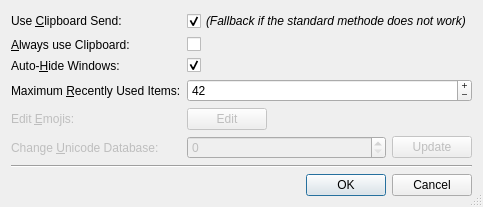
Old version of the form settingsdialog.ui in the repository Skycoder42/UniInsert.
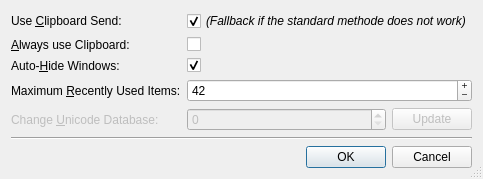
New version of the form. Custom widgets are drawn as their Qt base class.

```diff
--- a/settingsdialog.ui
+++ b/settingsdialog.ui
@@ -10,7 +10,7 @@
     <x>0</x>
     <y>0</y>
     <width>453</width>
-    <height>201</height>
+    <height>170</height>
    </rect>
   </property>
   <property name="windowTitle">
@@ -113,46 +113,6 @@
       </widget>
      </item>
      <item row="4" column="0">
-      <widget class="QLabel" name="editEmojisLabel">
-       <property name="enabled">
-        <bool>false</bool>
-       </property>
-       <property name="text">
-        <string>Edit &amp;Emojis:</string>
-       </property>
-       <property name="buddy">
-        <cstring>editEmojisButton</cstring>
-       </property>
-      </widget>
-     </item>
-     <item row="4" column="1">
-      <layout class="QHBoxLayout" name="horizontalLayout">
-       <item>
-        <widget class="QPushButton" name="editEmojisButton">
-         <property name="enabled">
-          <bool>false</bool>
-         </property>
-         <property name="text">
-          <string>Edit</string>
-         </property>
-        </widget>
-       </item>
-       <item>
-        <spacer name="horizontalSpacer">
-         <property name="orientation">
-          <enum>Qt::Horizontal</enum>
-         </property>
-         <property name="sizeHint" stdset="0">
-          <size>
-           <width>40</width>
-           <height>10</height>
-          </size>
-         </property>
-        </spacer>
-       </item>
-      </layout>
-     </item>
-     <item row="5" column="0">
       <widget class="QLabel" name="changeUnicodeDatabaseLabel">
        <property name="enabled">
         <bool>false</bool>
@@ -165,7 +125,7 @@
        </property>
       </widget>
      </item>
-     <item row="5" column="1">
+     <item row="4" column="1">
       <layout class="QHBoxLayout" name="horizontalLayout_2" stretch="1,0">
        <item>
         <widget class="QVersionEdit" name="changeUnicodeDatabaseSpinBox">
```
